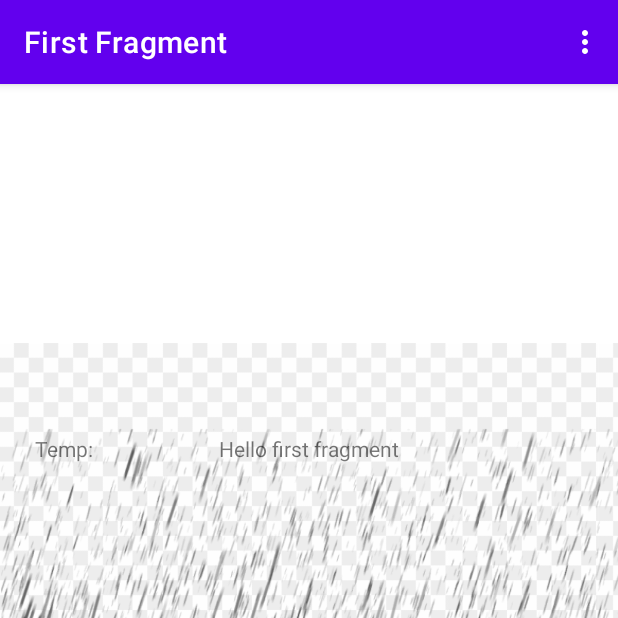
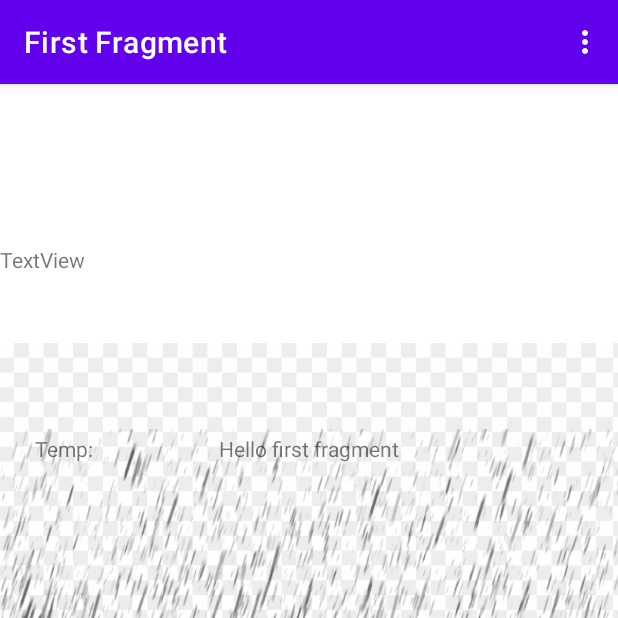
Before and after one commit to AndroidOS/weatherApp, an Android app: the screen it shows after launch (MainActivity), on a phone screen of 412 x 824 dp, the top half of it. Run offline under Robolectric (Android 15) with nearby library versions, the phone set to English and light mode, and no system bars; our stand-ins replace RxJava, navigation-ui.

Commit message:
Added txt_clouds (1)

```diff
--- a/app/src/main/res/layout/fragment_first.xml
+++ b/app/src/main/res/layout/fragment_first.xml
@@ -15,6 +15,16 @@
         app:layout_constraintStart_toStartOf="parent"
         app:layout_constraintTop_toTopOf="parent"
         tools:src="@tools:sample/backgrounds/scenic" />
+
+    <TextView
+        android:id="@+id/txt_clouds"
+        android:layout_width="0dp"
+        android:layout_height="wrap_content"
+        android:text="TextView"
+        app:layout_constraintBottom_toTopOf="@+id/textview_first"
+        app:layout_constraintEnd_toEndOf="parent"
+        app:layout_constraintStart_toStartOf="parent"
+        app:layout_constraintTop_toTopOf="parent" />
 
     <TextView
         android:id="@+id/textview_first"
```
